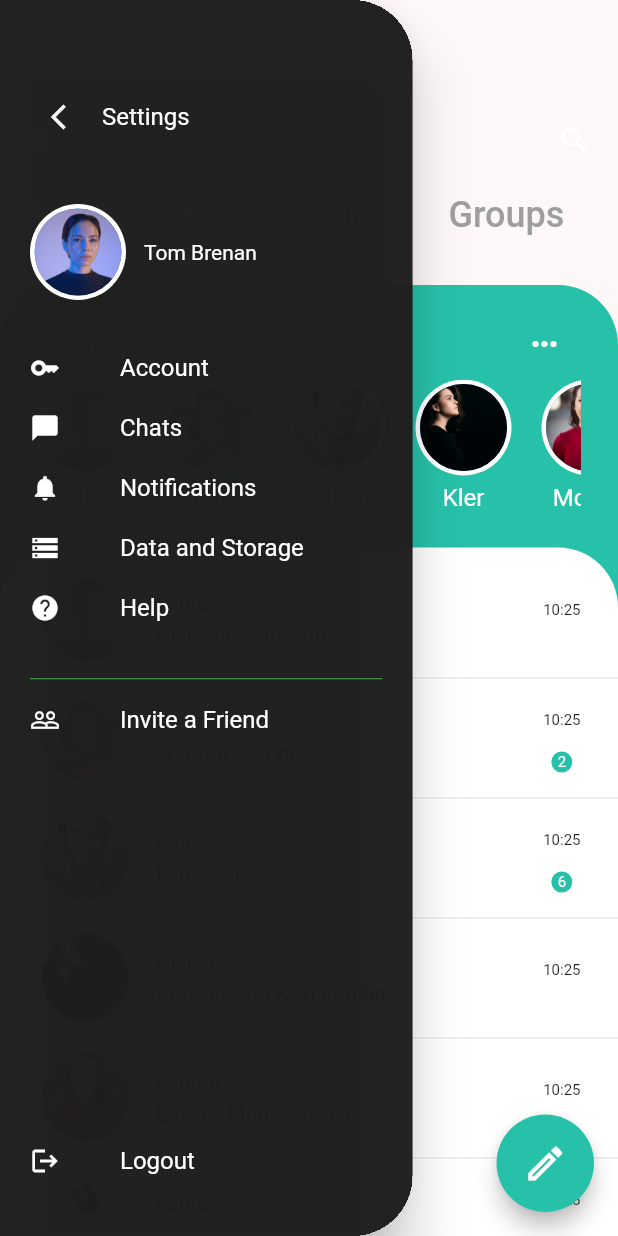
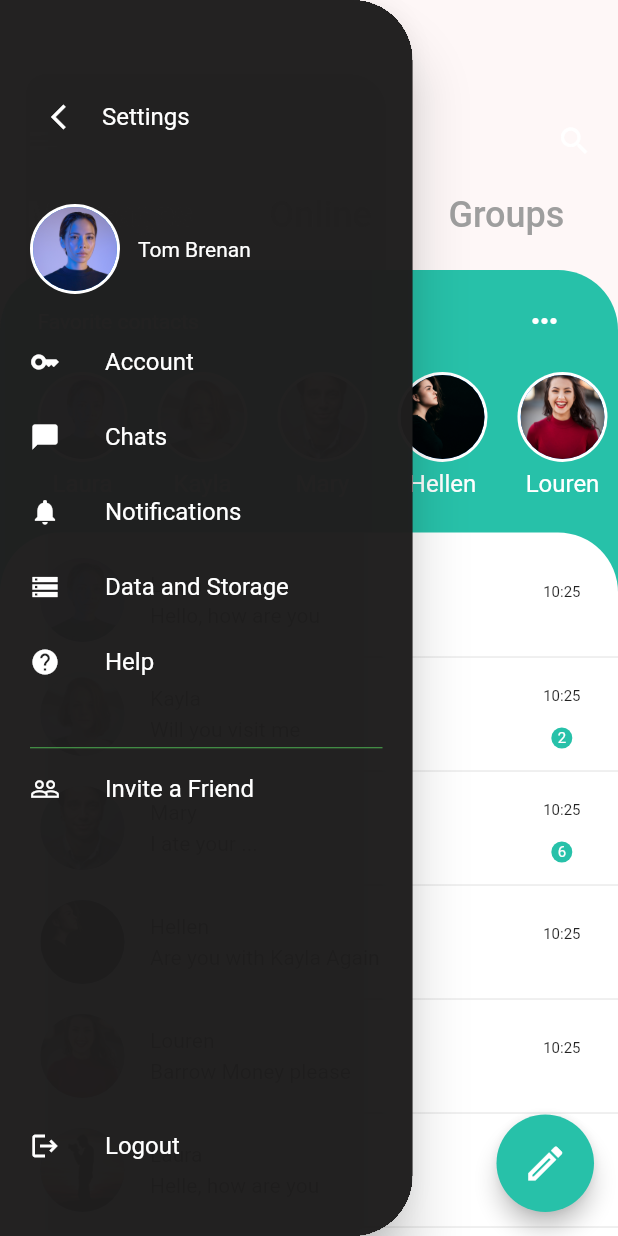
Before and after one commit to esebeto/chat_app_ui, a Flutter app: the screen it shows after launch, in the side drawer, after a tap on the "arrow back ios" icon, on a phone screen of 412 x 824 dp. Run offline on Flutter 3.47's test engine with Material 2 defaults, Android fonts, the phone set to English and light mode, and no system bars.

Commit message:
se agrego ListView.Builder en el proyecto

```diff
--- a/lib/home.dart
+++ b/lib/home.dart
@@ -9,6 +9,45 @@ class HomePage extends StatefulWidget {
 
 class _HomePageState extends State<HomePage> {
   final GlobalKey<ScaffoldState> _globalKey = GlobalKey();
+
+  List<Map<String, dynamic>> users = [
+    {
+      'name': 'Laura',
+      'message': 'Hello, how are you',
+      'filename': 'profile1.jpg',
+      'msgCount': 0,
+    },
+    {
+      'name': 'Kayla',
+      'message': 'Will you visit me',
+      'filename': 'profile2.jpg',
+      'msgCount': 2,
+    },
+    {
+      'name': 'Mary',
+      'message': 'I ate your ...',
+      'filename': 'profile3.jpg',
+      'msgCount': 6,
+    },
+    {
+      'name': 'Hellen',
+      'message': 'Are you with Kayla Again',
+      'filename': 'profile4.jpg',
+      'msgCount': 0,
+    },
+    {
+      'name': 'Louren',
+      'message': 'Barrow Money please',
+      'filename': 'profile5.jpg',
+      'msgCount': 0,
+    },
+    {
+      'name': 'Laura',
+      'message': 'Helle, how are you',
+      'filename': 'profile6.jpg',
+      'msgCount': 9,
+    },
+  ];
 
   @override
   Widget build(BuildContext context) {
@@ -100,11 +139,10 @@ class _HomePageState extends State<HomePage> {
             ],
           ),
           Positioned(
-            top: 190,
+            top: 180,
             left: 0,
             right: 0,
             child: Container(
-              padding: const EdgeInsets.only(top: 15, left: 25, right: 25),
               height: 220,
               decoration: const BoxDecoration(
                 color: Color(0xff27c1a9),
@@ -115,7 +153,9 @@ class _HomePageState extends State<HomePage> {
               ),
               child: Column(
                 children: [
-                  Row(
+                  Padding(
+                    padding: const EdgeInsets.fromLTRB(25, 10, 25, 10),
+                    child: Row(
                       mainAxisAlignment: MainAxisAlignment.spaceBetween,
                       children: [
                         const Text(
@@ -131,18 +171,17 @@ class _HomePageState extends State<HomePage> {
                         )
                       ],
                     ),
+                  ),
                   SizedBox(
                     height: 90,
-                    child: ListView(
+                    child: ListView.builder(
+                      padding: const EdgeInsets.only(left: 25),
                       scrollDirection: Axis.horizontal,
-                      children: [
-                        buildContactAvatar('profile1.jpg', 'Alla'),
-                        buildContactAvatar('profile2.jpg', 'July'),
-                        buildContactAvatar('profile3.jpg', 'Mikle'),
-                        buildContactAvatar('profile4.jpg', 'Kler'),
-                        buildContactAvatar('profile5.jpg', 'Moane'),
-                        buildContactAvatar('profile6.jpg', 'Julie'),
-                      ],
+                      itemCount: users.length,
+                      itemBuilder: (context, index) {
+                        return buildContactAvatar(
+                            users[index]['filename'], users[index]['name']);
+                      },
                     ),
                   )
                 ],
@@ -150,12 +189,12 @@ class _HomePageState extends State<HomePage> {
             ),
           ),
           Positioned(
-            top: 365,
+            top: 355,
             left: 0,
             right: 0,
             bottom: 0,
             child: Container(
-              padding: const EdgeInsets.symmetric(vertical: 15),
+              padding: const EdgeInsets.only(top: 15),
               height: 200,
               decoration: const BoxDecoration(
                 color: Colors.white,
@@ -164,22 +203,17 @@ class _HomePageState extends State<HomePage> {
                   topRight: Radius.circular(40),
                 ),
               ),
-              child: ListView(
+              child: ListView.builder(
                 padding: const EdgeInsets.only(left: 25),
-                children: [
-                  buildConversationRow(
-                      'Laura', 'Hello, how are you', 'profile1.jpg', 0),
-                  buildConversationRow(
-                      'Kayla', 'Will you visit me', 'profile2.jpg', 2),
-                  buildConversationRow(
-                      'Mary', 'I ate your ...', 'profile3.jpg', 6),
-                  buildConversationRow(
-                      'Hellen', 'Are you with Kayla Again', 'profile4.jpg', 0),
-                  buildConversationRow(
-                      'Louren', 'Barrow Money please', 'profile5.jpg', 0),
-                  buildConversationRow(
-                      'Laura', 'Helle, how are you', 'profile6.jpg', 9),
-                ],
+                itemCount: users.length,
+                itemBuilder: (context, index) {
+                  return buildConversationRow(
+                    users[index]['name'],
+                    users[index]['message'],
+                    users[index]['filename'],
+                    users[index]['msgCount'],
+                  );
+                },
               ),
             ),
           ),
@@ -216,9 +250,7 @@ class _HomePageState extends State<HomePage> {
                     Row(
                       children: [
                         IconButton(
-                          onPressed: () {
-                            _globalKey.currentState!.openDrawer();
-                          },
+                          onPressed: () {},
                           icon: const Icon(
                             Icons.arrow_back_ios,
                             color: Colors.white,
@@ -363,8 +395,9 @@ class DrawerItem extends StatelessWidget {
   Widget build(BuildContext context) {
     return InkWell(
       onTap: () {},
+      focusColor: Colors.white,
       child: Padding(
-        padding: const EdgeInsets.only(bottom: 20),
+        padding: const EdgeInsets.only(bottom: 30),
         child: Row(
           children: [
             Icon(
@@ -372,7 +405,7 @@ class DrawerItem extends StatelessWidget {
               color: Colors.white,
               size: 20,
             ),
-            const SizedBox(width: 40),
+            const SizedBox(width: 30),
             Text(
               title,
               style: const TextStyle(color: Colors.white, fontSize: 16),
@@ -394,10 +427,10 @@ class UserAvatar extends StatelessWidget {
   @override
   Widget build(BuildContext context) {
     return CircleAvatar(
-      radius: 32,
+      radius: 30,
       backgroundColor: Colors.white,
       child: CircleAvatar(
-        radius: 29,
+        radius: 28,
         backgroundImage: Image.asset('assets/images/$filename').image,
       ),
     );
```
Lines whose indentation alone changed are shown as unchanged.
